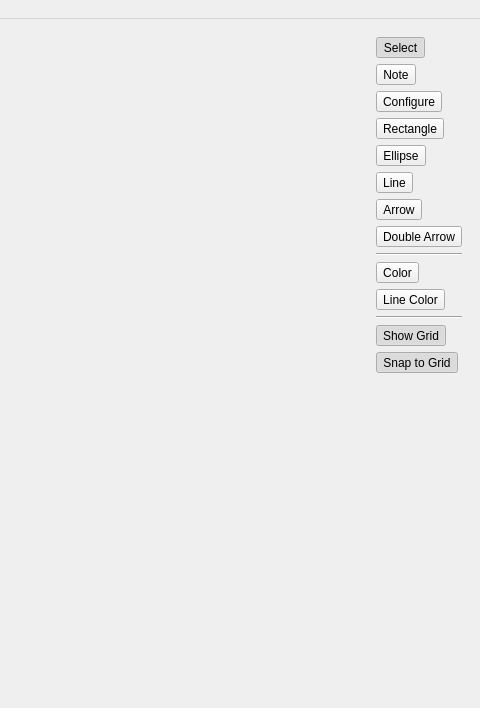
Above: tools/diagraphica-qt/mainwindow.ui from gijskant/mcrl2-pmc before the change; both pictures show x 393 to 873 and y 0 to 708 of the 873 by 708 pixel window. Below: the same form after it.
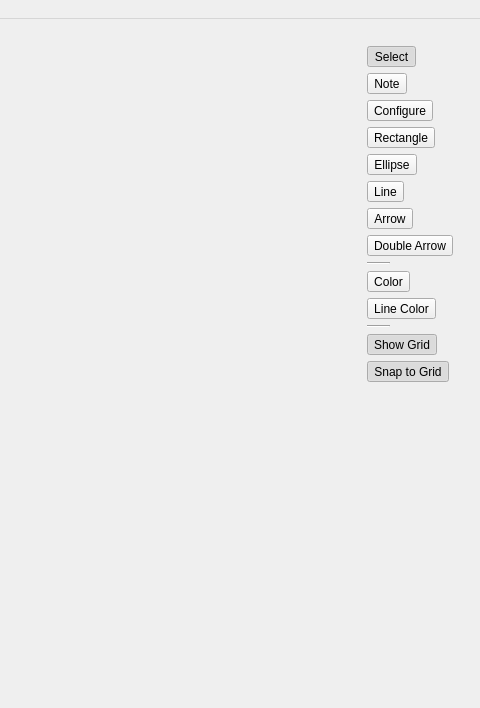
That is the form after the change. The open tabs and pages were chosen to show the change. Icons and pictures are not drawn. Custom widgets are drawn as their Qt base class.

```diff
--- a/tools/diagraphica-qt/mainwindow.ui
+++ b/tools/diagraphica-qt/mainwindow.ui
@@ -288,6 +288,12 @@
         <layout class="QHBoxLayout" name="horizontalLayout_3">
          <item>
           <widget class="QWidget" name="diagramEditorWidget" native="true">
+           <property name="sizePolicy">
+            <sizepolicy hsizetype="Expanding" vsizetype="Expanding">
+             <horstretch>0</horstretch>
+             <verstretch>0</verstretch>
+            </sizepolicy>
+           </property>
            <layout class="QVBoxLayout" name="verticalLayout_8">
             <property name="margin">
              <number>0</number>
@@ -296,6 +302,7 @@
           </widget>
          </item>
          <item>
+          <widget class="QFrame" name="editTools">
           <layout class="QVBoxLayout" name="verticalLayout_3">
            <item>
             <widget class="QToolButton" name="selectTool">
@@ -438,6 +445,12 @@
            </item>
            <item>
             <widget class="Line" name="line_2">
+              <property name="maximumSize">
+               <size>
+                <width>23</width>
+                <height>16777215</height>
+               </size>
+              </property>
              <property name="orientation">
               <enum>Qt::Horizontal</enum>
              </property>
@@ -467,6 +480,12 @@
            </item>
            <item>
             <widget class="Line" name="line">
+              <property name="maximumSize">
+               <size>
+                <width>23</width>
+                <height>16777215</height>
+               </size>
+              </property>
              <property name="orientation">
               <enum>Qt::Horizontal</enum>
              </property>
@@ -511,15 +530,19 @@
              <property name="orientation">
               <enum>Qt::Vertical</enum>
              </property>
+              <property name="sizeType">
+               <enum>QSizePolicy::Expanding</enum>
+              </property>
              <property name="sizeHint" stdset="0">
               <size>
-               <width>20</width>
-               <height>40</height>
+                <width>10</width>
+                <height>10</height>
               </size>
              </property>
             </spacer>
            </item>
           </layout>
+          </widget>
          </item>
         </layout>
        </widget>
```
Left out of the diff: 52 changed lines with no effect on the pictures. Lines whose indentation alone changed are shown as unchanged.
